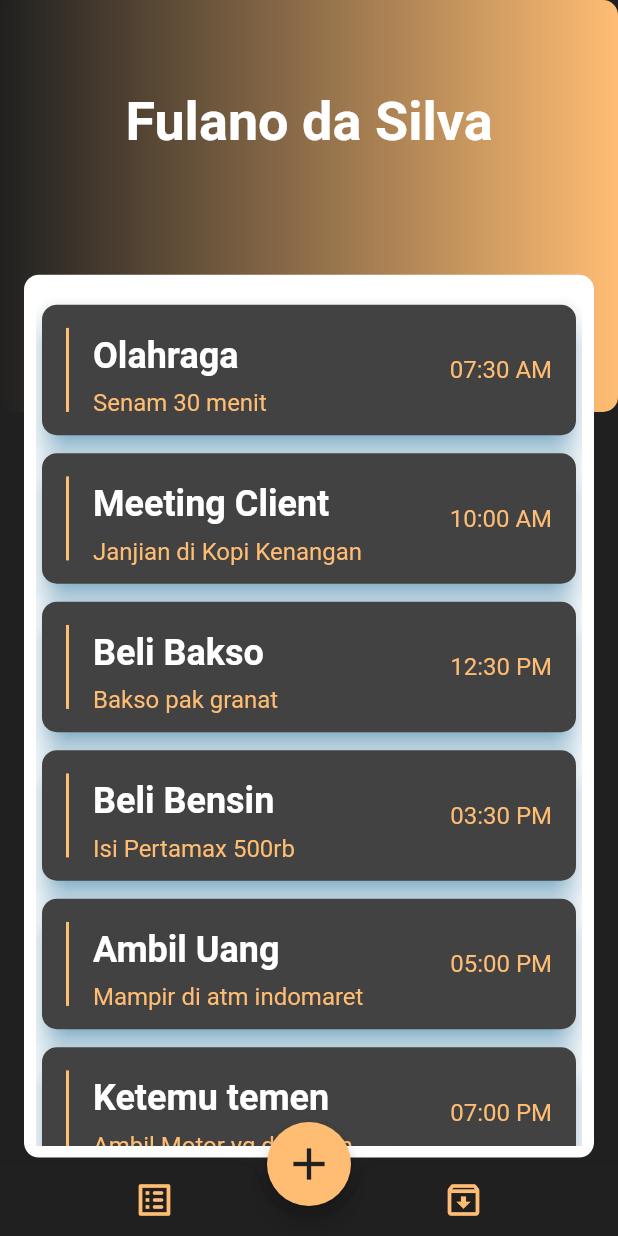
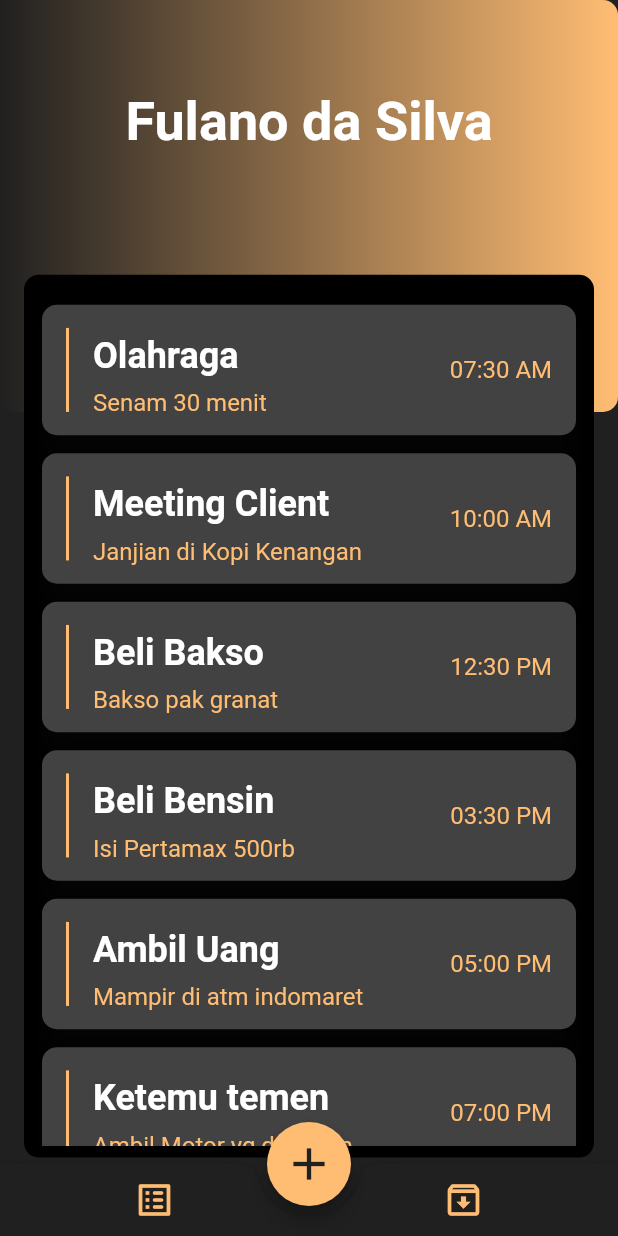
Before and after one commit to Rafaelveloso11/smartcity, a Flutter app: the HomeScreen screen opened directly, on a phone screen of 412 x 824 dp. Run offline on Flutter 3.47's test engine with Material 2 defaults, Android fonts, the phone set to English and light mode, and no system bars; drawn by our look-alikes of flutter_slidable.

Commit message:
atualização cores

```diff
--- a/lib/home_screen.dart
+++ b/lib/home_screen.dart
@@ -70,7 +70,7 @@ class _HomeScreenState extends State<HomeScreen> {
                 width: size.width - 32,
                 height: size.height / 1.4,
                 decoration: const BoxDecoration(
-                  color: Colors.white,
+                  color: Colors.black,
                   borderRadius: BorderRadius.horizontal(
                     left: Radius.circular(10),
                     right: Radius.circular(10),
--- a/lib/widget/card_widget.dart
+++ b/lib/widget/card_widget.dart
@@ -26,9 +26,9 @@ class CardWidget extends StatelessWidget {
           SlidableAction(
             borderRadius: BorderRadius.circular(16),
             onPressed: (_) {},
-            backgroundColor: kBackGroundColor,
-            foregroundColor: kPrimaryColor,
-            icon: Icons.done_outline_rounded,
+            backgroundColor: kPrimaryColor,
+            foregroundColor: kBackGroundColor,
+            icon: Icons.done_outlined,
             label: 'Pronto',
           ),
           const SizedBox(
@@ -46,7 +46,7 @@ class CardWidget extends StatelessWidget {
       ),
       child: Card(
         elevation: 8,
-        shadowColor: const Color(0xff2da9ef),
+        shadowColor: kBackGroundColor,
         shape: RoundedRectangleBorder(
           borderRadius: BorderRadius.circular(
             10,
```
